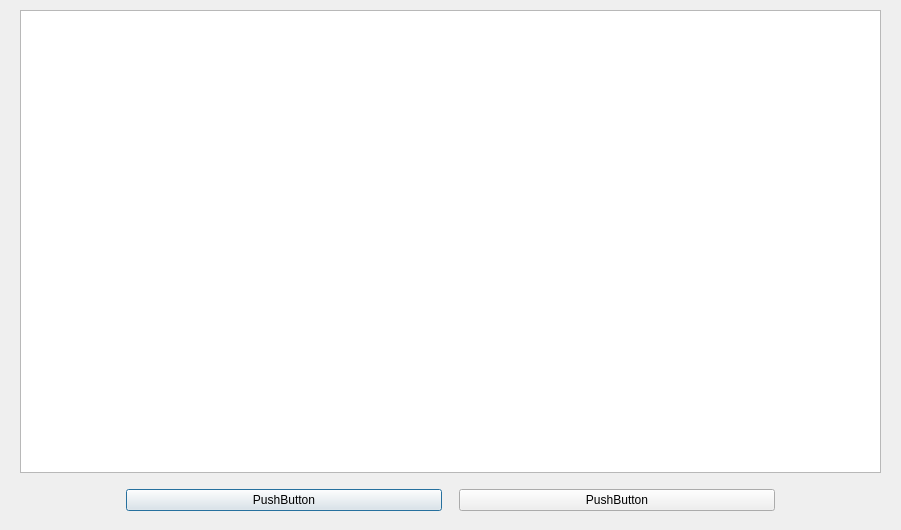
Old version of the form TPQtIntroduction/dialogchooseressource.ui in the repository Lydie-Pierrick/TP2-QT-INTRO.
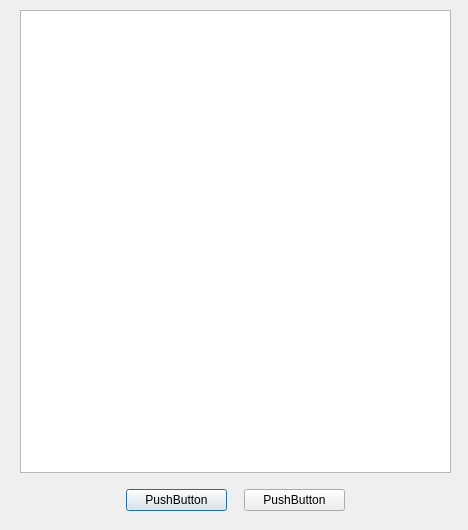
New version of the form.

Commit message: add client / modify client windows changed; choose ressources

Diff of the .ui file:
```diff
--- a/TPQtIntroduction/dialogchooseressource.ui
+++ b/TPQtIntroduction/dialogchooseressource.ui
@@ -6,7 +6,7 @@
    <rect>
     <x>0</x>
     <y>0</y>
-    <width>901</width>
+    <width>468</width>
     <height>530</height>
    </rect>
   </property>
@@ -18,7 +18,7 @@
     <rect>
      <x>20</x>
      <y>10</y>
-     <width>861</width>
+     <width>431</width>
      <height>501</height>
     </rect>
    </property>
```
Left out of the diff: 46 changed lines with no effect on the pictures. The commit also changes 7 other files.
